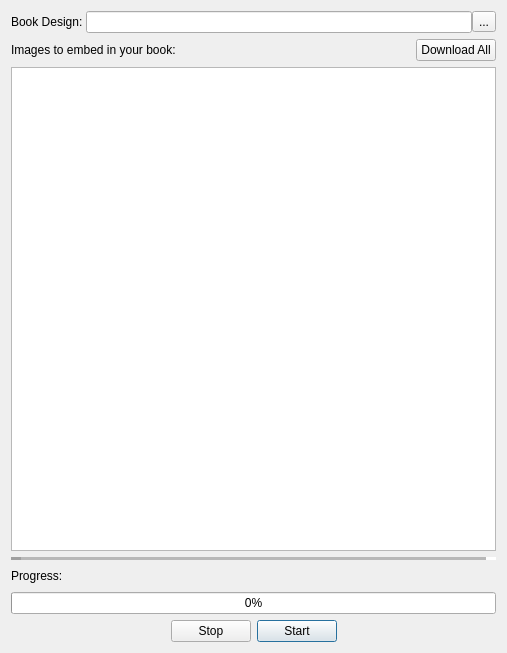
The window that design/textdialog.ui (kokimame/joytan) describes before a commit, drawn with Qt 5.
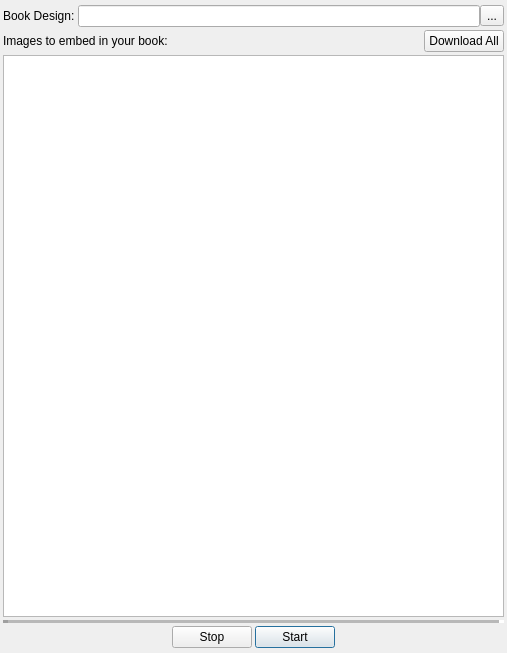
The same window after the commit.

The edit to the form file:
```diff
--- a/design/textdialog.ui
+++ b/design/textdialog.ui
@@ -14,6 +14,21 @@
    <string>Text Setting</string>
   </property>
   <layout class="QVBoxLayout" name="verticalLayout">
+   <property name="spacing">
+    <number>3</number>
+   </property>
+   <property name="leftMargin">
+    <number>3</number>
+   </property>
+   <property name="topMargin">
+    <number>5</number>
+   </property>
+   <property name="rightMargin">
+    <number>3</number>
+   </property>
+   <property name="bottomMargin">
+    <number>5</number>
+   </property>
    <item>
     <layout class="QHBoxLayout" name="horizontalLayout_3">
      <property name="spacing">
@@ -92,54 +107,16 @@
    <item>
     <widget class="Line" name="line">
      <property name="lineWidth">
-      <number>10</number>
+      <number>5</number>
      </property>
      <property name="midLineWidth">
-      <number>10</number>
+      <number>7</number>
      </property>
      <property name="orientation">
       <enum>Qt::Horizontal</enum>
      </property>
     </widget>
    </item>
-   <item>
-    <layout class="QHBoxLayout" name="horizontalLayout_4">
-     <item>
-      <widget class="QLabel" name="label_3">
-       <property name="text">
-        <string>Progress:</string>
-       </property>
-      </widget>
-     </item>
-     <item>
-      <widget class="QLabel" name="pgMsg">
-       <property name="text">
-        <string/>
-       </property>
-      </widget>
-     </item>
-     <item>
-      <spacer name="horizontalSpacer_4">
-       <property name="orientation">
-        <enum>Qt::Horizontal</enum>
-       </property>
-       <property name="sizeHint" stdset="0">
-        <size>
-         <width>40</width>
-         <height>20</height>
-        </size>
-       </property>
-      </spacer>
-     </item>
-    </layout>
-   </item>
-   <item>
-    <widget class="QProgressBar" name="progressBar">
-     <property name="value">
-      <number>0</number>
-     </property>
-    </widget>
-   </item>
    <item>
     <layout class="QHBoxLayout" name="horizontalLayout">
      <item>
```
